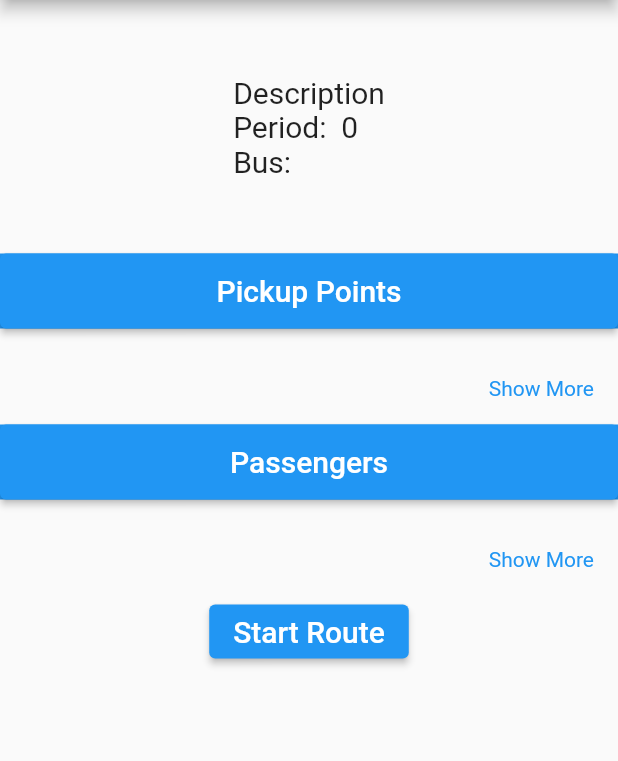
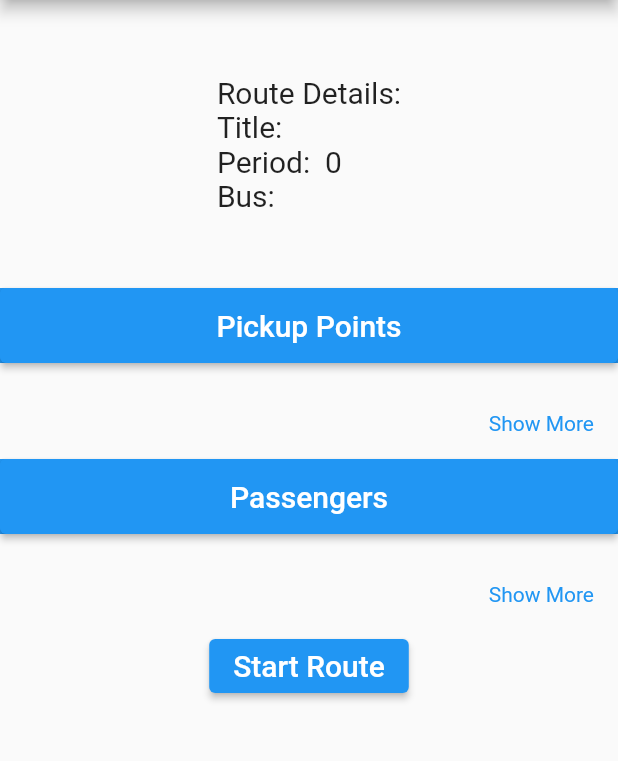
Before and after one commit to Touka-Mohamed/Transportation-System-Flutter-App, a Flutter app: the CurrentRoute screen opened directly with empty values, on a phone screen of 412 x 824 dp, the part 84-845 px from its top. Run offline on Flutter 3.47's test engine with Material 2 defaults, Android fonts, the light colour scheme and no system bars; our stand-ins replace flutter_datetime_picker, scrollable_positioned_list, sqflite, sqflite_common_ffi; missing offline and left inert: flutter_arc_text; accounts and stored records are empty.

Commit message:
added appbar in user page and edited route description

```diff
--- a/lib/current_route.dart
+++ b/lib/current_route.dart
@@ -68,7 +68,7 @@ class _CurrentRoute extends State<CurrentRoute> {
               alignment: Alignment.center,
               padding: const EdgeInsets.fromLTRB(50, 50, 50, 50),
               child:  Text(
-                'Description\nPeriod: ${widget.semester} ${widget.year}\nBus: ${widget.bus_num}',
+                'Route Details:\nTitle: ${widget.route_title}\nPeriod: ${widget.semester} ${widget.year}\nBus: ${widget.bus_num}',
                 style: TextStyle(fontSize: 20),
               )),
 
--- a/lib/started_current_route.dart
+++ b/lib/started_current_route.dart
@@ -66,7 +66,7 @@ class _StartedCurrentRoute extends State<StartedCurrentRoute> {
               alignment: Alignment.center,
               padding: const EdgeInsets.fromLTRB(50, 50, 50, 50),
               child:  Text(
-                'Description\nPeriod: ${widget.semester} ${widget.year}\nBus: ${widget.bus_num}',
+                'Route Details:\nTitle: ${widget.route_title}\nPeriod: ${widget.semester} ${widget.year}\nBus: ${widget.bus_num}',
                 style: TextStyle(fontSize: 20),
               )),
 
--- a/lib/user_homepage.dart
+++ b/lib/user_homepage.dart
@@ -25,6 +25,10 @@ class _UserHomePageState extends State<UserHomePage> {
   Widget build(BuildContext context) {
 
     return Scaffold(
+      appBar: AppBar(
+        centerTitle: true,
+        title: const Text("", textAlign: TextAlign.center),
+      ),
       body: Center(
         child: Column(
           mainAxisAlignment: MainAxisAlignment.center,
```
